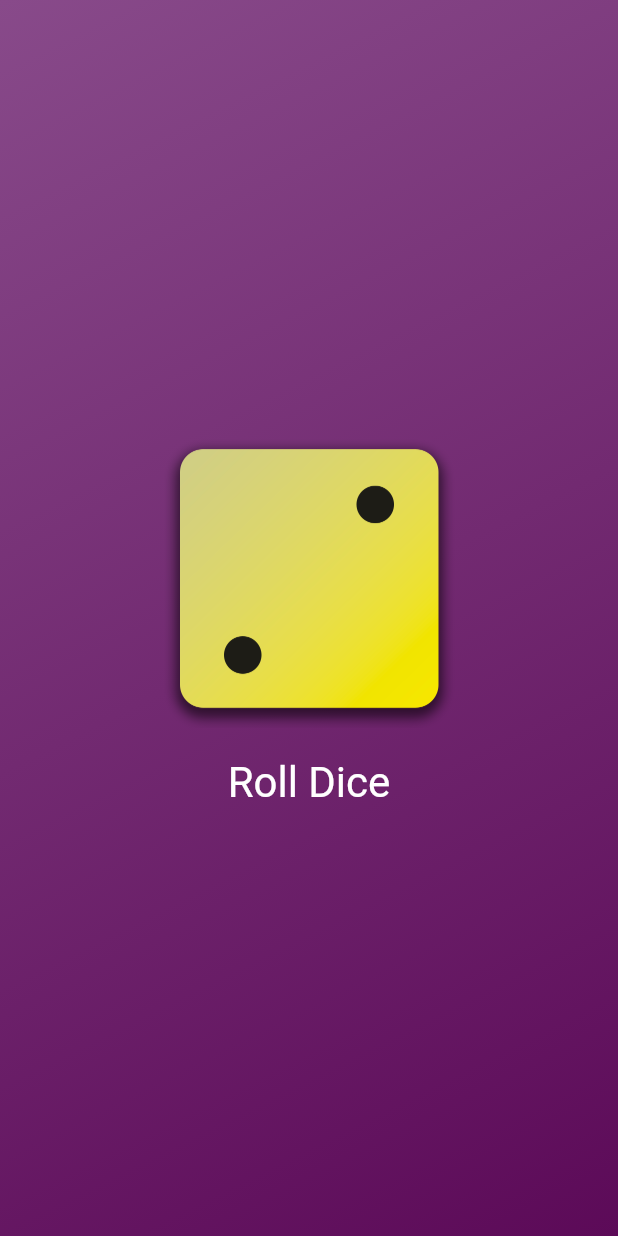
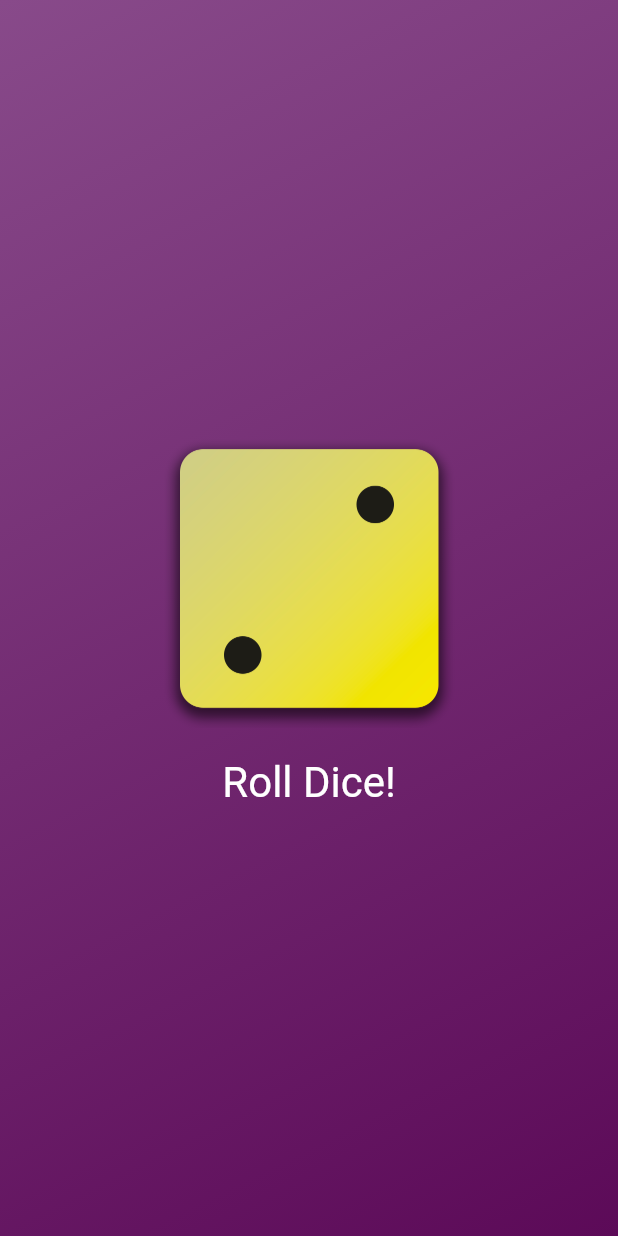
Before and after one commit to inaudy/dice_roller, a Flutter app: the screen it shows after launch, on a phone screen of 412 x 824 dp. Run offline on Flutter 3.47's test engine with Material 3 defaults, Android fonts, the phone set to English and light mode, and no system bars.

Commit message:
text changed

```diff
--- a/lib/dice_roller.dart
+++ b/lib/dice_roller.dart
@@ -35,7 +35,7 @@ class _DiceRollerState extends State<DiceRoller> {
             textStyle: const TextStyle(fontSize: 28),
             padding: const EdgeInsets.only(top: 20),
           ),
-          child: const Text('Roll Dice'),
+          child: const Text('Roll Dice!'),
         )
       ],
     );
```
